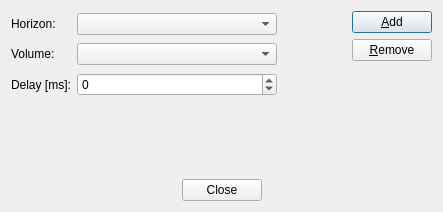
Old version of the form Viewer3D/edithorizonsdialog.ui in the repository fsoos74/su.
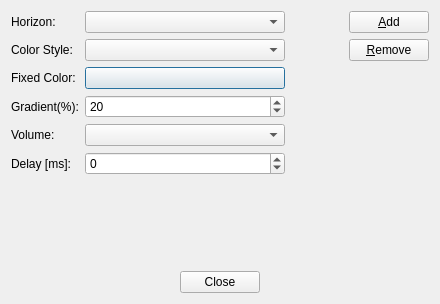
New version of the form. Custom widgets are drawn as their Qt base class.

Commit message: -volumeviewer horizon display styles fixed, gradient, volume -volumeviewer added icons for setup slices, horizons, wells

```diff
--- a/Viewer3D/edithorizonsdialog.ui
+++ b/Viewer3D/edithorizonsdialog.ui
@@ -6,8 +6,8 @@
    <rect>
     <x>0</x>
     <y>0</y>
-    <width>443</width>
-    <height>212</height>
+    <width>440</width>
+    <height>304</height>
    </rect>
   </property>
   <property name="windowTitle">
@@ -18,6 +18,16 @@
     <layout class="QHBoxLayout" name="horizontalLayout_2">
      <item>
       <layout class="QGridLayout" name="gridLayout">
+       <item row="2" column="0">
+        <widget class="QLabel" name="label_5">
+         <property name="text">
+          <string>Fixed Color:</string>
+         </property>
+        </widget>
+       </item>
+       <item row="1" column="1">
+        <widget class="QComboBox" name="cbColorStyle"/>
+       </item>
        <item row="0" column="0">
         <widget class="QLabel" name="label">
          <property name="sizePolicy">
@@ -47,17 +57,17 @@
          </property>
         </widget>
        </item>
-       <item row="1" column="0">
+       <item row="4" column="0">
         <widget class="QLabel" name="label_4">
          <property name="text">
           <string>Volume:</string>
          </property>
         </widget>
        </item>
-       <item row="1" column="1">
+       <item row="4" column="1">
         <widget class="QComboBox" name="cbVolume"/>
        </item>
-       <item row="2" column="0">
+       <item row="5" column="0">
         <widget class="QLabel" name="label_2">
          <property name="sizePolicy">
           <sizepolicy hsizetype="Minimum" vsizetype="Preferred">
@@ -70,7 +80,7 @@
          </property>
         </widget>
        </item>
-       <item row="2" column="1">
+       <item row="5" column="1">
         <widget class="QSpinBox" name="sbDelay">
          <property name="minimumSize">
           <size>
@@ -86,6 +96,37 @@
          </property>
         </widget>
        </item>
+       <item row="1" column="0">
+        <widget class="QLabel" name="label_3">
+         <property name="text">
+          <string>Color Style:</string>
+         </property>
+        </widget>
+       </item>
+       <item row="2" column="1">
+        <widget class="ColorButton" name="cbColor">
+         <property name="text">
+          <string/>
+         </property>
+        </widget>
+       </item>
+       <item row="3" column="0">
+        <widget class="QLabel" name="label_6">
+         <property name="text">
+          <string>Gradient(%):</string>
+         </property>
+        </widget>
+       </item>
+       <item row="3" column="1">
+        <widget class="QSpinBox" name="sbGradient">
+         <property name="maximum">
+          <number>100</number>
+         </property>
+         <property name="value">
+          <number>20</number>
+         </property>
+        </widget>
+       </item>
       </layout>
      </item>
      <item>
@@ -186,6 +227,13 @@
    </item>
   </layout>
  </widget>
+ <customwidgets>
+  <customwidget>
+   <class>ColorButton</class>
+   <extends>QPushButton</extends>
+   <header location="global">colorbutton.h</header>
+  </customwidget>
+ </customwidgets>
  <resources/>
  <connections>
   <connection>
```
The commit also changes 13 other files.
